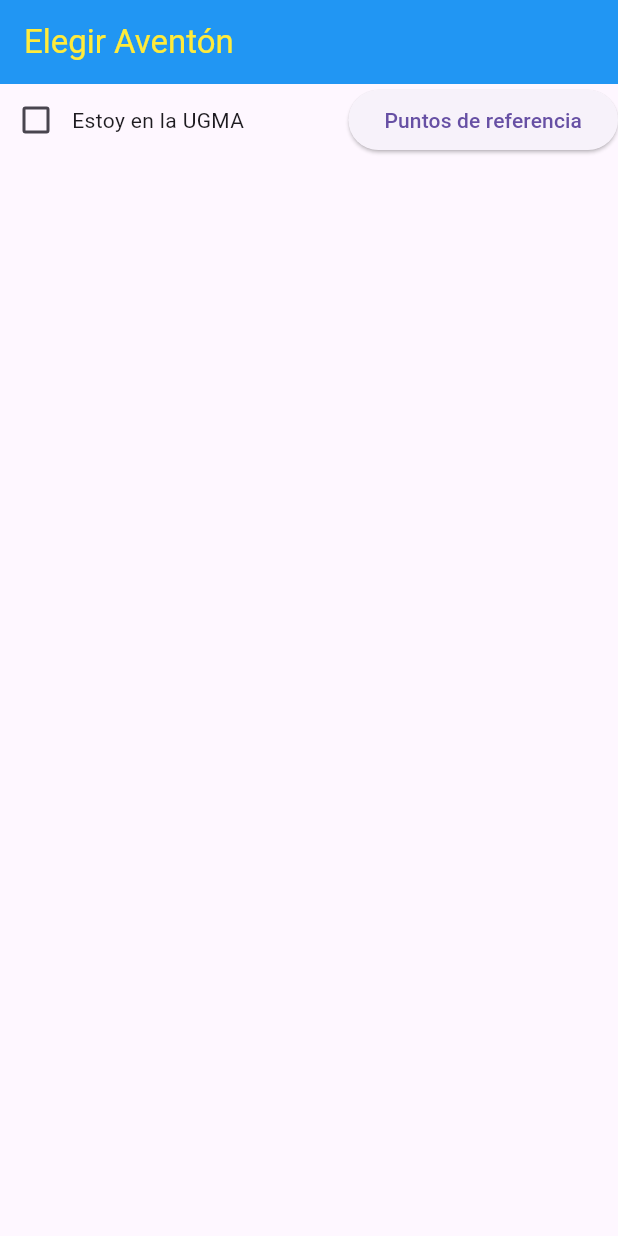
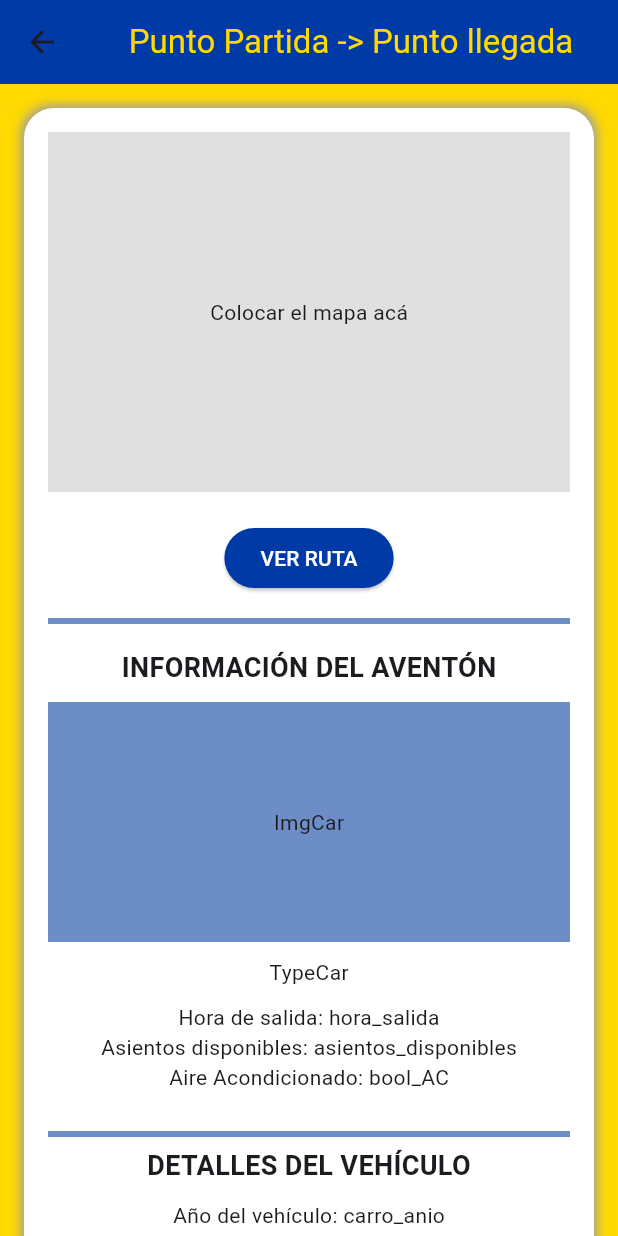
Before and after one commit to JoseL2119/ugmaventon-, a Flutter app: the screen it shows after launch, on a phone screen of 412 x 824 dp. Run offline on Flutter 3.47's test engine with Material 3 defaults, Android fonts, the phone set to English and light mode, and no system bars; our stand-ins replace cloud_firestore, firebase_auth, firebase_core, flutter_hooks, image_picker; missing offline and left inert: flutter_osm_plugin, pointer_interceptor; accounts and stored records are empty.

Commit message:
Cambios de interfaz y nuevas interfaces

```diff
--- a/lib/pages/create_travel.dart
+++ b/lib/pages/create_travel.dart
@@ -371,7 +371,7 @@ String formatTimeOfDay(TimeOfDay time) {
 }
 
 //String? Correo = '0@gmail.com'; // DON PANCHO
-String? Correo = 'Nazi@gmail.com';
+String? Correo = 'dhfhcfj@gmail.com';
 
 void actualizarDatosConductor(BuildContext context) async {
   if ((puntoPartida?.isEmpty ?? true) ||
--- /dev/null
+++ b/lib/pages/info_travel.dart
@@ -0,0 +1,178 @@
+import 'package:flutter/material.dart';
+
+class InfoTravel extends StatefulWidget {
+  const InfoTravel({Key? key}) : super(key: key);
+
+  @override
+  State<InfoTravel> createState() => _InfoTravelPageState();
+}
+
+class _InfoTravelPageState extends State<InfoTravel> {
+  @override
+  Widget build(BuildContext context) {
+    return Scaffold(
+      resizeToAvoidBottomInset: true,
+      backgroundColor: const Color(0xFFFFD900),
+      appBar: AppBar(
+        title: const Center(
+          child: Text(
+            "Punto Partida -> Punto llegada",
+            style: TextStyle(color: Color(0xFFFFD900)),
+          ),
+        ),
+
+
+        backgroundColor: const Color(0xFF003AA7),
+      ),
+      body: SingleChildScrollView(
+        padding: const EdgeInsets.all(16.0),
+        child: Column(
+          crossAxisAlignment: CrossAxisAlignment.start,
+          children: [
+            Container(
+              padding: const EdgeInsets.all(16.0),
+              decoration: BoxDecoration(
+                color: Colors.white,
+                borderRadius: BorderRadius.circular(20.0),
+                boxShadow: const [
+                  BoxShadow(
+                      color: Colors.grey,
+                      blurRadius: 5.0,
+                      spreadRadius: 2.0)
+                ],
+              ),
+              child: Column(
+                crossAxisAlignment: CrossAxisAlignment.center,
+                children: <Widget>[
+                  // Coloca el mapa acá en vez de esto
+                  Container(
+                    height: 240,
+
+                    color: Colors.grey[300],
+                    child: Center(child: Text("Colocar el mapa acá")),
+                  ),
+                  const SizedBox(height: 20),
+                  // Botón Ver Ruta
+                  ElevatedButton(
+                    onPressed: () {},
+                    style: ElevatedButton.styleFrom(
+                      backgroundColor: const Color(0xFF003AA7),
+                      shape: RoundedRectangleBorder(
+                        borderRadius: BorderRadius.circular(20.0),
+                      ),
+                    ),
+                    child: const Text(
+                      "VER RUTA",
+                      style: TextStyle(color: Colors.white),
+                    ),
+                  ),
+                  const SizedBox(height: 10),
+
+                  Divider(
+                    color: const Color(0xFF6D8DC7),
+                    thickness: 4,
+                    indent: 0,
+                    endIndent: 0,
+                  ),
+
+                  const SizedBox(height: 10),
+
+                  // Información del Aventón
+                  const Text(
+                    "INFORMACIÓN DEL AVENTÓN",
+                    style: TextStyle(
+                      fontWeight: FontWeight.bold,
+                      fontSize: 18,
+                    ),
+                  ),
+                  const SizedBox(height: 10),
+                  // Imagen de la moto (puedes reemplazar la imagen con un widget de imagen)
+                  Container(
+                    height: 160,
+                    color: const Color(0xFF6D8DC7),
+                    child: Center(child: Text("ImgCar")),
+                  ),
+                  const SizedBox(height: 10),
+                  const Text("TypeCar"),
+                  const SizedBox(height: 10),
+                  // Detalles del viaje
+                  const Text("Hora de salida: hora_salida"),
+                  const Text("Asientos disponibles: asientos_disponibles"),
+                  const Text("Aire Acondicionado: bool_AC"),
+                  const SizedBox(height: 20),
+                  // Detalles del vehículo
+
+                  Divider(
+                    color: const Color(0xFF6D8DC7),
+                    thickness: 4,
+                    indent: 0,
+                    endIndent: 0,
+                  ),
+
+                  const Text(
+                    "DETALLES DEL VEHÍCULO",
+                    style: TextStyle(
+                      fontWeight: FontWeight.bold,
+                      fontSize: 18,
+                    ),
+
+
+                  ),
+                  const SizedBox(height: 10),
+                  const Text("Año del vehículo: carro_anio"),
+                  const Text("Número de puertas: num_puertas"),
+                  const Text("Número de asientos: num_asientos"),
+                  const SizedBox(height: 20),
+                  // Detalles del conductor
+
+                  Divider(
+                    color: const Color(0xFF6D8DC7),
+                    thickness: 4,
+                    indent: 0,
+                    endIndent: 0,
+                  ),
+                  const Text(
+                    "DETALLES DEL CONDUCTOR",
+                    style: TextStyle(
+                      fontWeight: FontWeight.bold,
+                      fontSize: 18,
+                    ),
+                  ),
+                  const SizedBox(height: 10),
+                  const Text("Nombre: nombre_conductor"),
+                  const Text("Cédula: ci_conductor"),
+                  const Text("Teléfono: telefono_conductor"),
+                  const SizedBox(height: 20),
+
+                  Divider(
+                    color: const Color(0xFF6D8DC7),
+                    thickness: 4,
+                    indent: 0,
+                    endIndent: 0,
+                  ),
+                  // Botón de coordinar viaje
+                  ElevatedButton(
+                    onPressed: () {},
+                    style: ElevatedButton.styleFrom(
+                      backgroundColor: const Color(0xFF003AA7),
+                      shape: RoundedRectangleBorder(
+                        borderRadius: BorderRadius.circular(20.0),
+                      ),
+                    ),
+
+
+                    child: const Text(
+                      "COORDINAR VIAJE",
+                      style: TextStyle(color: Colors.white),
+                    ),
+                  ),
+                ],
+              ),
+            ),
+            const SizedBox(height: 20),
+          ],
+        ),
+      ),
+    );
+  }
+}
--- a/lib/routes/app_routes.dart
+++ b/lib/routes/app_routes.dart
@@ -7,10 +7,13 @@ import '../pages/create_travel.dart'; // Importamos la pantalla de crear aventon
 import '../pages/mapatest.dart'; // testing
 import '../pages/Elegir_Aventon.dart'; // testing
 
+import '../pages/info_travel.dart'; // testing
+
+
 import '../pages/Mapa.dart'; // Ajusta la ruta según la ubicación real del archivo
 
 class AppRoutes {
-  static const initialRoute = '/Select_Travel';
+  static const initialRoute = '/infotravel';
 
   static Route<dynamic> onGenerateRoute(RouteSettings settings) {
     switch (settings.name) {
@@ -34,6 +37,9 @@ class AppRoutes {
       case '/mapatest':
         return MaterialPageRoute(builder: (context) => const MainMapaTest());
 
+      case '/infotravel':
+        return MaterialPageRoute(builder: (context) => const InfoTravel());
+
       default:
         return MaterialPageRoute(
           builder: (context) => const Scaffold(
```
Also changed, not shown: lib/pages/Elegir_Aventon.dart (+80 -25 lines), 1 other file.
